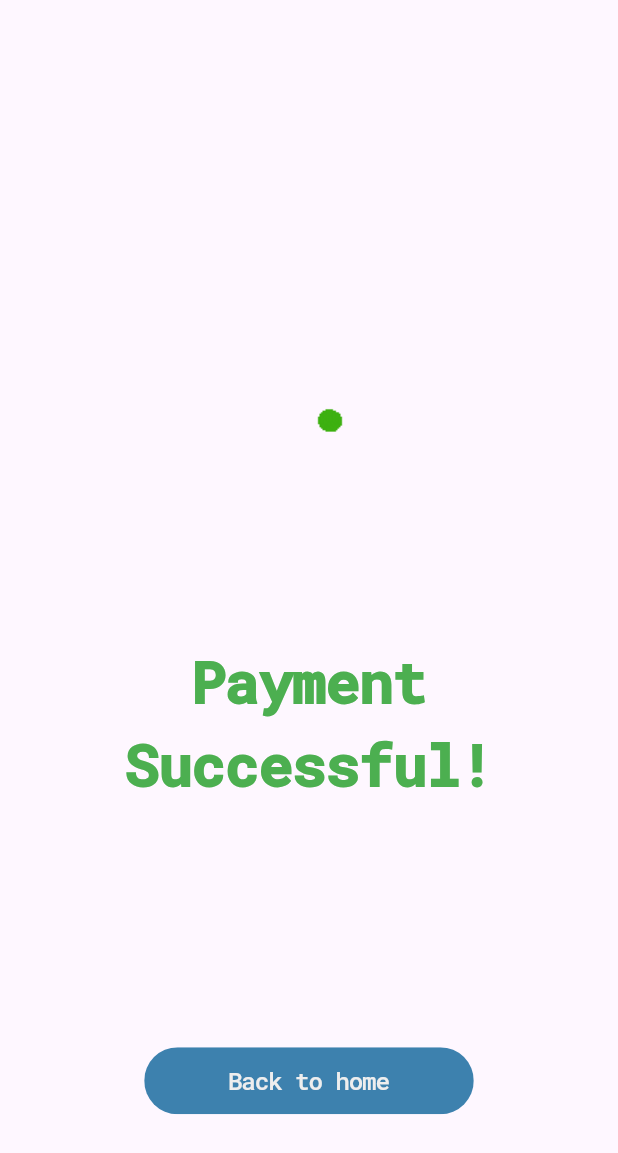
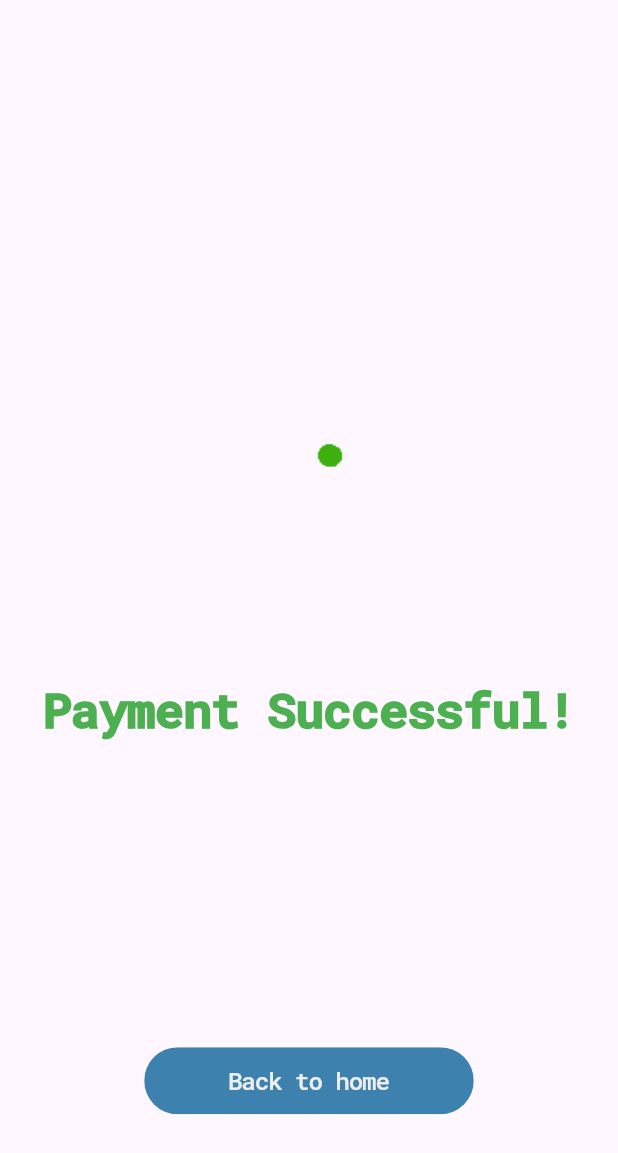
Before and after one commit to anaulislam9725/E-Commerce-App, a Flutter app: the DetailsScreen screen opened directly with empty values, after a tap on "BOY NOW", on a phone screen of 412 x 824 dp. Shown: the top 1153 px of the screen. Run offline on Flutter 3.47's test engine with Material 3 defaults, Android fonts, the phone set to English and light mode, and no system bars; our stand-ins replace cached_network_image, carousel_slider, cloud_firestore, confetti, dots_indicator, firebase_auth and 5 more; accounts and stored records are empty.

```diff
--- a/lib/controllers/profile_controller.dart
+++ b/lib/controllers/profile_controller.dart
@@ -22,10 +22,10 @@ class ProfileController extends GetxController {
         .doc(FirebaseAuth.instance.currentUser!.email)
         .update({
           key: value,
-
           // "name": nameController?.text,
           // "phone": numberController?.text,
         })
+
         // ignore: use_build_context_synchronously
         .then((onValue) {
           Fluttertoast.showToast(
@@ -39,7 +39,10 @@ class ProfileController extends GetxController {
           );
           // ignore: use_build_context_synchronously
           Navigator.pop(context);
+
+           update();
         });
+
   }
 
 }
--- a/lib/controllers/user_form_controller.dart
+++ b/lib/controllers/user_form_controller.dart
@@ -41,10 +41,13 @@ class UserFormController extends GetxController {
           "dob": dateOfBirthController.text,
           "gender": genterController.text,
           "age": ageController.text,
+
         })
         .then(
           // ignore: use_build_context_synchronously
           (value) => Navigator.pushNamed(context, BottomNavScreen.path),
+
         );
+
   }
 }
--- a/lib/main.dart
+++ b/lib/main.dart
@@ -23,7 +23,7 @@ class MyApp extends StatelessWidget {
       splitScreenMode: true,
       builder: (_, child) => GetMaterialApp(
         debugShowCheckedModeBanner: false,
-        title: 'Flutter Demo',
+        title: 'BuyBuzz',
         initialRoute: SplashScreen.path,
         routes: RoutesHelper.appRoutes,
       ),
--- a/lib/ui/payment_successful_screen.dart
+++ b/lib/ui/payment_successful_screen.dart
@@ -58,21 +58,21 @@ class _PaymentSuccessfulScreenState extends State<PaymentSuccessfulScreen> {
                 ),
               ),
               Padding(
-                padding: const EdgeInsets.all(8.0),
+                padding: EdgeInsets.all(8.h),
                 child: Image.asset("assets/success.gif"),
               ),
               Text(
                 "Payment Successful!",
                 style: Styles.mediumTitle.copyWith(
-                  color: const Color.fromRGBO(76, 175, 80, 1),
-                  fontSize: 38.sp,
-                  letterSpacing: -0.8,
+                  color: Colors.green,
+                  fontSize: 32.sp,
+
                   fontWeight: FontWeight.w900,
                 ),
                 textAlign: TextAlign.center,
               ),
 
-              SizedBox(height: 160.h),
+              SizedBox(height: 200.h),
               CustomButton(
                 onTap: () {
                   Navigator.pushNamed(context, BottomNavScreen.path);
--- a/lib/ui/product_details_screen.dart
+++ b/lib/ui/product_details_screen.dart
@@ -412,7 +412,15 @@ class _DetailsScreenState extends State<DetailsScreen> {
                                       fontSize: 16.0,
                                     );
                             },
-                            icon: Padding(
+                            icon: snapshots.data.docs.length == 0
+                                ? Padding(
+                                    padding: EdgeInsets.only(right: 1.w),
+                                    child: Image.asset(
+                                      "assets/shopping.png",
+                                      color: AppColors.widgetColor,
+                                    ),
+                                  )
+                                : Padding(
                                     padding: EdgeInsets.only(right: 1.w),
                                     child: Image.asset(
                                       "assets/shoppingCart.png",
@@ -429,7 +437,12 @@ class _DetailsScreenState extends State<DetailsScreen> {
                     borderRadius: BorderRadius.circular(12.r),
                     height: 42.h,
                     width: 260.w,
-                    onTap: () {Navigator.pushNamed(context, PaymentSuccessfulScreen.path);},
+                    onTap: () {
+                      Navigator.pushNamed(
+                        context,
+                        PaymentSuccessfulScreen.path,
+                      );
+                    },
                     text: "BOY NOW",
                   ),
                 ],
--- a/lib/ui/splash_screen.dart
+++ b/lib/ui/splash_screen.dart
@@ -18,7 +18,10 @@ class _SplashScreenState extends State<SplashScreen> {
   void initState() {
     Future.delayed(Duration(seconds: 3), () {
       // ignore: use_build_context_synchronously
-      Navigator.pushNamed(context, AuthNotifierScreen.path);
+      Navigator.pushReplacement(
+        context,
+        MaterialPageRoute(builder: (context) => AuthNotifierScreen()),
+      );
     });
     super.initState();
   }
```
Also changed, not shown: lib/controllers/sign_in_controller.dart (+5 -2 lines), lib/ui/bottom_nav_pages/profile.dart (+42 -27 lines), lib/ui/login_screen.dart (+17 -6 lines), pubspec.yaml (+8 -1 lines), assets/appimage.png (added), assets/shopping.png (added), pubspec.lock, 33 other files. Lines whose indentation alone changed are shown as unchanged.
